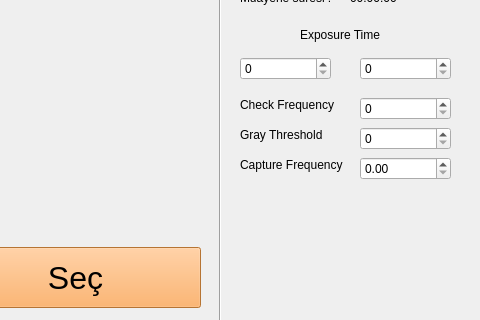
Qt form Tofas/tofas_app/tofas_ui.ui (imemmul/Inovako) before a commit; both pictures show x 320 to 800 and y 133 to 453 of the 800 by 600 pixel window.
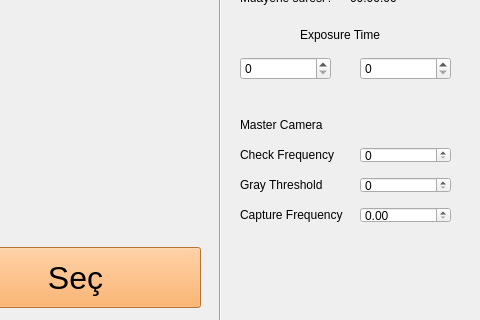
The same form after that commit.

The edit to the form file:
```diff
--- a/Tofas/tofas_app/tofas_ui.ui
+++ b/Tofas/tofas_app/tofas_ui.ui
@@ -184,7 +184,7 @@
     <property name="geometry">
      <rect>
       <x>560</x>
-      <y>230</y>
+      <y>280</y>
       <width>111</width>
       <height>16</height>
      </rect>
@@ -197,9 +197,9 @@
     <property name="geometry">
      <rect>
       <x>680</x>
-      <y>230</y>
+      <y>280</y>
       <width>91</width>
-      <height>23</height>
+      <height>16</height>
      </rect>
     </property>
    </widget>
@@ -207,7 +207,7 @@
     <property name="geometry">
      <rect>
       <x>560</x>
-      <y>260</y>
+      <y>310</y>
       <width>111</width>
       <height>16</height>
      </rect>
@@ -220,9 +220,9 @@
     <property name="geometry">
      <rect>
       <x>680</x>
-      <y>260</y>
+      <y>310</y>
       <width>91</width>
-      <height>23</height>
+      <height>16</height>
      </rect>
     </property>
    </widget>
@@ -230,9 +230,9 @@
     <property name="geometry">
      <rect>
       <x>680</x>
-      <y>290</y>
+      <y>340</y>
       <width>91</width>
-      <height>23</height>
+      <height>16</height>
      </rect>
     </property>
     <property name="singleStep">
@@ -243,7 +243,7 @@
     <property name="geometry">
      <rect>
       <x>560</x>
-      <y>290</y>
+      <y>340</y>
       <width>121</width>
       <height>16</height>
      </rect>
@@ -265,6 +265,19 @@
      <string>00:00:00</string>
     </property>
    </widget>
+   <widget class="QLabel" name="label_5">
+    <property name="geometry">
+     <rect>
+      <x>560</x>
+      <y>250</y>
+      <width>111</width>
+      <height>16</height>
+     </rect>
+    </property>
+    <property name="text">
+     <string>Master Camera</string>
+    </property>
+   </widget>
   </widget>
   <widget class="QMenuBar" name="menubar">
    <property name="geometry">
```
